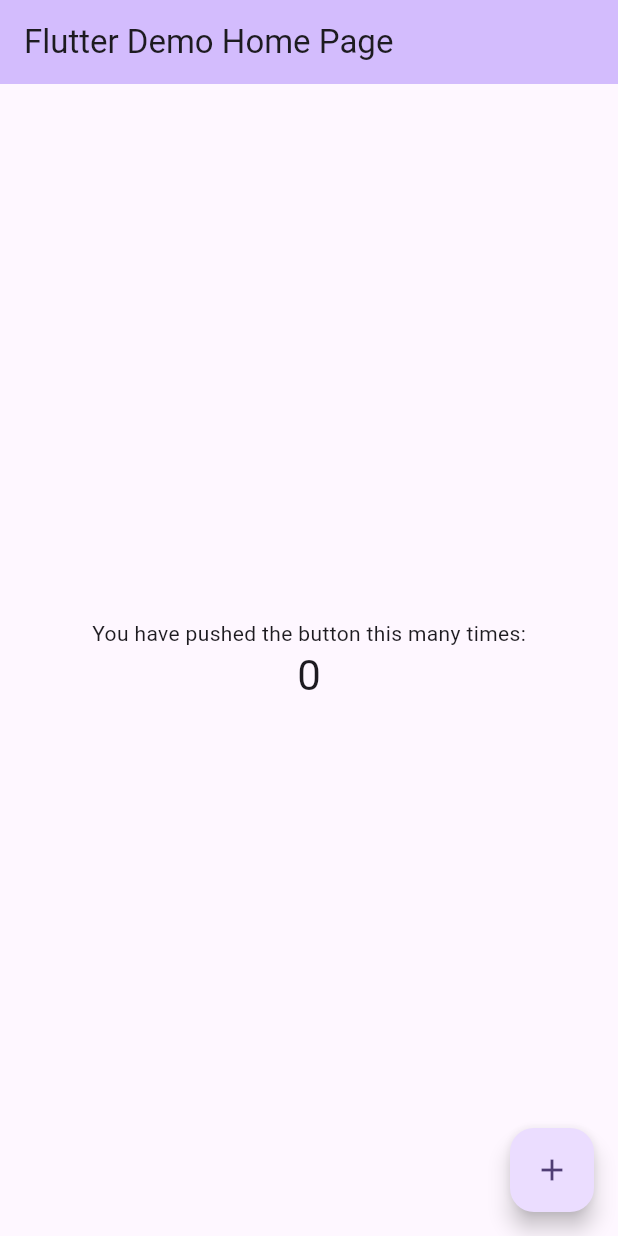
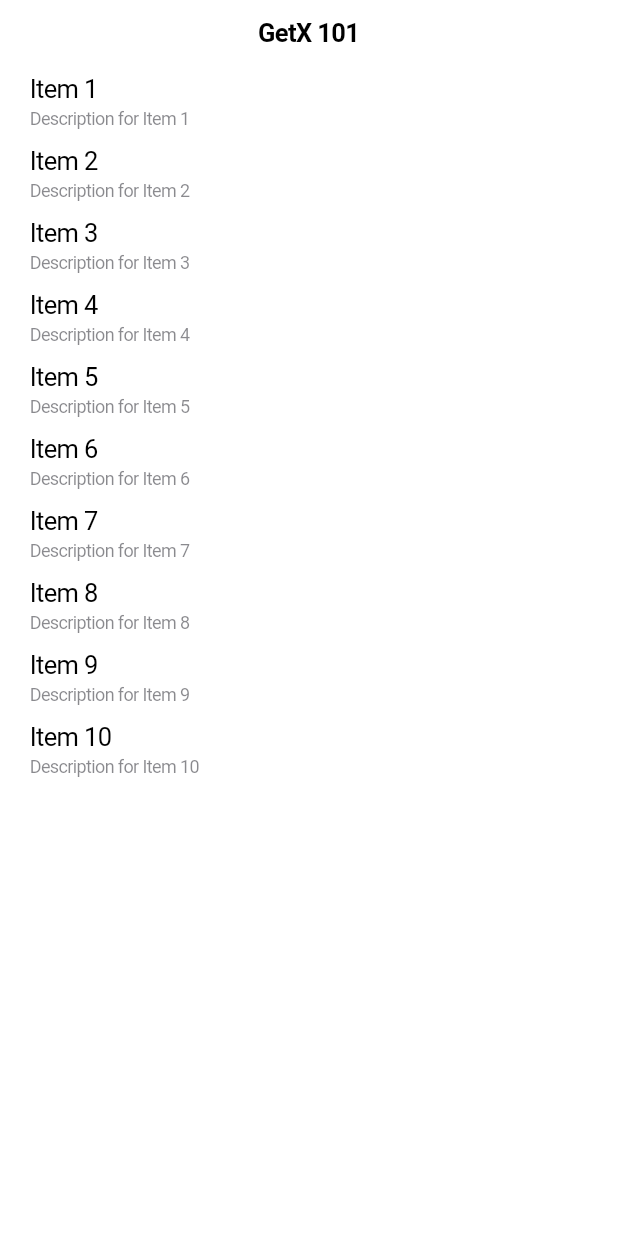
Before and after one commit to ekyrizky/getx-101, a Flutter app: the screen it shows after launch, on a phone screen of 412 x 824 dp. Run offline on Flutter 3.47's test engine with Material 3 defaults, Android fonts, the phone set to English and light mode, and no system bars; our stand-ins replace get.

Commit message:
add dummy  page

```diff
--- a/lib/main.dart
+++ b/lib/main.dart
@@ -1,125 +1,6 @@
 import 'package:flutter/material.dart';
+import 'package:getx_101/presentation/app.dart';
 
 void main() {
-  runApp(const MyApp());
+  runApp(const App());
 }
-
-class MyApp extends StatelessWidget {
-  const MyApp({super.key});
-
-  // This widget is the root of your application.
-  @override
-  Widget build(BuildContext context) {
-    return MaterialApp(
-      title: 'Flutter Demo',
-      theme: ThemeData(
-        // This is the theme of your application.
-        //
-        // TRY THIS: Try running your application with "flutter run". You'll see
-        // the application has a purple toolbar. Then, without quitting the app,
-        // try changing the seedColor in the colorScheme below to Colors.green
-        // and then invoke "hot reload" (save your changes or press the "hot
-        // reload" button in a Flutter-supported IDE, or press "r" if you used
-        // the command line to start the app).
-        //
-        // Notice that the counter didn't reset back to zero; the application
-        // state is not lost during the reload. To reset the state, use hot
-        // restart instead.
-        //
-        // This works for code too, not just values: Most code changes can be
-        // tested with just a hot reload.
-        colorScheme: ColorScheme.fromSeed(seedColor: Colors.deepPurple),
-        useMaterial3: true,
-      ),
-      home: const MyHomePage(title: 'Flutter Demo Home Page'),
-    );
-  }
-}
-
-class MyHomePage extends StatefulWidget {
-  const MyHomePage({super.key, required this.title});
-
-  // This widget is the home page of your application. It is stateful, meaning
-  // that it has a State object (defined below) that contains fields that affect
-  // how it looks.
-
-  // This class is the configuration for the state. It holds the values (in this
-  // case the title) provided by the parent (in this case the App widget) and
-  // used by the build method of the State. Fields in a Widget subclass are
-  // always marked "final".
-
-  final String title;
-
-  @override
-  State<MyHomePage> createState() => _MyHomePageState();
-}
-
-class _MyHomePageState extends State<MyHomePage> {
-  int _counter = 0;
-
-  void _incrementCounter() {
-    setState(() {
-      // This call to setState tells the Flutter framework that something has
-      // changed in this State, which causes it to rerun the build method below
-      // so that the display can reflect the updated values. If we changed
-      // _counter without calling setState(), then the build method would not be
-      // called again, and so nothing would appear to happen.
-      _counter++;
-    });
-  }
-
-  @override
-  Widget build(BuildContext context) {
-    // This method is rerun every time setState is called, for instance as done
-    // by the _incrementCounter method above.
-    //
-    // The Flutter framework has been optimized to make rerunning build methods
-    // fast, so that you can just rebuild anything that needs updating rather
-    // than having to individually change instances of widgets.
-    return Scaffold(
-      appBar: AppBar(
-        // TRY THIS: Try changing the color here to a specific color (to
-        // Colors.amber, perhaps?) and trigger a hot reload to see the AppBar
-        // change color while the other colors stay the same.
-        backgroundColor: Theme.of(context).colorScheme.inversePrimary,
-        // Here we take the value from the MyHomePage object that was created by
-        // the App.build method, and use it to set our appbar title.
-        title: Text(widget.title),
-      ),
-      body: Center(
-        // Center is a layout widget. It takes a single child and positions it
-        // in the middle of the parent.
-        child: Column(
-          // Column is also a layout widget. It takes a list of children and
-          // arranges them vertically. By default, it sizes itself to fit its
-          // children horizontally, and tries to be as tall as its parent.
-          //
-          // Column has various properties to control how it sizes itself and
-          // how it positions its children. Here we use mainAxisAlignment to
-          // center the children vertically; the main axis here is the vertical
-          // axis because Columns are vertical (the cross axis would be
-          // horizontal).
-          //
-          // TRY THIS: Invoke "debug painting" (choose the "Toggle Debug Paint"
-          // action in the IDE, or press "p" in the console), to see the
-          // wireframe for each widget.
-          mainAxisAlignment: MainAxisAlignment.center,
-          children: <Widget>[
-            const Text(
-              'You have pushed the button this many times:',
-            ),
-            Text(
-              '$_counter',
-              style: Theme.of(context).textTheme.headlineMedium,
-            ),
-          ],
-        ),
-      ),
-      floatingActionButton: FloatingActionButton(
-        onPressed: _incrementCounter,
-        tooltip: 'Increment',
-        child: const Icon(Icons.add),
-      ), // This trailing comma makes auto-formatting nicer for build methods.
-    );
-  }
-}
--- /dev/null
+++ b/lib/presentation/app.dart
@@ -0,0 +1,15 @@
+import 'package:flutter/material.dart';
+import 'package:get/get.dart';
+import 'package:getx_101/presentation/pages/home_page.dart';
+
+class App extends StatelessWidget {
+  const App({super.key});
+
+  @override
+  Widget build(BuildContext context) {
+    return GetCupertinoApp(
+      initialRoute: '/',
+      home: HomePage(),
+    );
+  }
+}
--- /dev/null
+++ b/lib/presentation/pages/detail_page.dart
@@ -0,0 +1,30 @@
+import 'package:flutter/cupertino.dart';
+import 'package:flutter/material.dart';
+
+class DetailPage extends StatelessWidget {
+  final String title;
+  final String description;
+
+  const DetailPage({super.key, required this.title, required this.description});
+
+  @override
+  Widget build(BuildContext context) {
+    return CupertinoPageScaffold(
+      navigationBar: const CupertinoNavigationBar(
+        middle: Text('Detail'),
+      ),
+      child: SafeArea(
+        child: Column(
+          children: [
+            Text(
+              title,
+            ),
+            Text(
+              description,
+            ),
+          ],
+        ),
+      ),
+    );
+  }
+}
--- /dev/null
+++ b/lib/presentation/pages/home_page.dart
@@ -0,0 +1,44 @@
+import 'package:flutter/cupertino.dart';
+import 'package:get/get.dart';
+import 'package:getx_101/presentation/pages/detail_page.dart';
+
+class HomePage extends StatelessWidget {
+  HomePage({super.key});
+
+  final List<Map<String, String>> dataList = [
+    {'title': 'Item 1', 'description': 'Description for Item 1'},
+    {'title': 'Item 2', 'description': 'Description for Item 2'},
+    {'title': 'Item 3', 'description': 'Description for Item 3'},
+    {'title': 'Item 4', 'description': 'Description for Item 4'},
+    {'title': 'Item 5', 'description': 'Description for Item 5'},
+    {'title': 'Item 6', 'description': 'Description for Item 6'},
+    {'title': 'Item 7', 'description': 'Description for Item 7'},
+    {'title': 'Item 8', 'description': 'Description for Item 8'},
+    {'title': 'Item 9', 'description': 'Description for Item 9'},
+    {'title': 'Item 10', 'description': 'Description for Item 10'},
+  ];
+
+  @override
+  Widget build(BuildContext context) {
+    return CupertinoPageScaffold(
+      navigationBar: const CupertinoNavigationBar(
+        middle: Text('GetX 101'),
+      ),
+      child: ListView.builder(
+        itemCount: dataList.length,
+        itemBuilder: (context, index) {
+          String title = dataList[index]['title']!;
+          String description = dataList[index]['description']!;
+
+          return CupertinoListTile(
+            title: Text(title),
+            subtitle: Text(description),
+            onTap: () {
+              Get.to(DetailPage(title: title, description: description));
+            },
+          );
+        },
+      ),
+    );
+  }
+}
```
Also changed, not shown: 1 other file.
